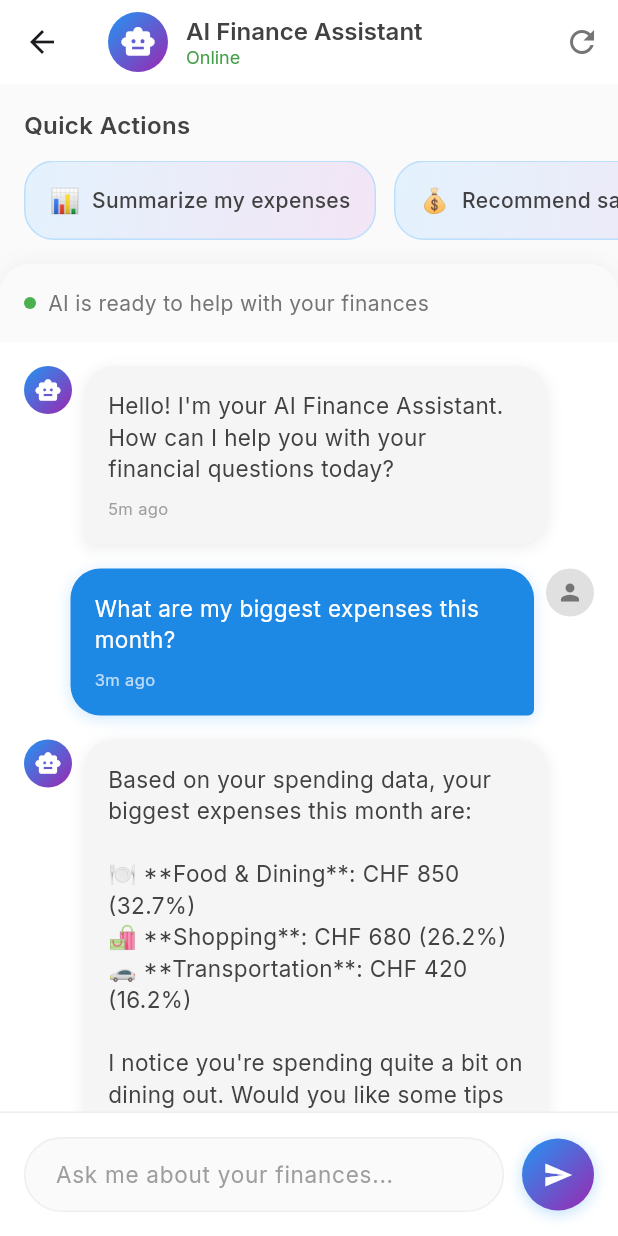
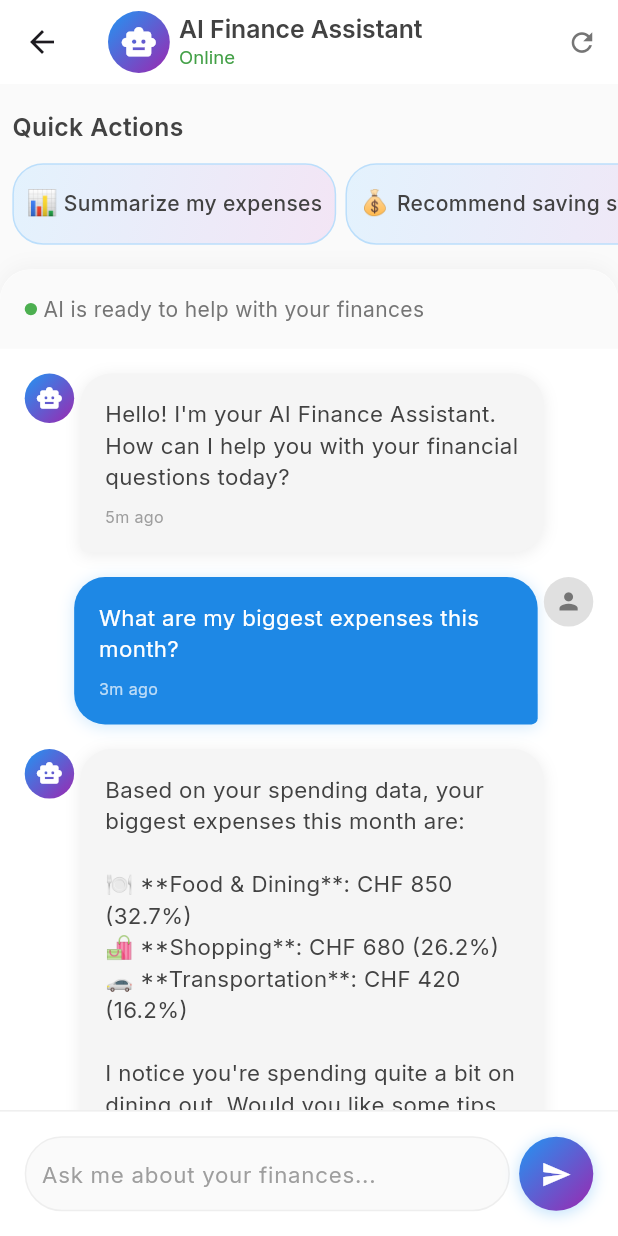
Before and after one commit to aalia61204/start-hack, a Flutter app: the screen it shows after launch, item 2 of the bottom bar chosen, after a tap on the "chat" icon, on a phone screen of 412 x 824 dp. Run offline on Flutter 3.47's test engine with Material 3 defaults, Android fonts, the phone set to English and light mode, and no system bars; our stand-ins replace google_fonts, pie_chart, responsive_sizer; accounts and stored records are empty; network calls fail.

Commit message:
feat(profile): changes in responsivness

```diff
--- a/lib/pages/ai_chat_page.dart
+++ b/lib/pages/ai_chat_page.dart
@@ -1,5 +1,6 @@
 import 'package:flutter/material.dart';
 import 'package:google_fonts/google_fonts.dart';
+import 'package:responsive_sizer/responsive_sizer.dart';
 import '../features/ai_chat/ai_chat_models.dart';
 
 class AiChatPage extends StatefulWidget {
@@ -36,30 +37,30 @@
         title: Row(
           children: [
             Container(
-              width: 40,
-              height: 40,
+              width: 5.h,
+              height: 5.h,
               decoration: BoxDecoration(
                 gradient: const LinearGradient(
                   colors: [Colors.blue, Colors.purple],
                   begin: Alignment.topLeft,
                   end: Alignment.bottomRight,
                 ),
-                borderRadius: BorderRadius.circular(20),
+                borderRadius: BorderRadius.circular(2.5.h),
               ),
-              child: const Icon(
+              child: Icon(
                 Icons.smart_toy,
                 color: Colors.white,
-                size: 24,
+                size: 3.h,
               ),
             ),
-            const SizedBox(width: 12),
+            SizedBox(width: 1.5.w),
             Column(
               crossAxisAlignment: CrossAxisAlignment.start,
               children: [
                 Text(
                   'AI Finance Assistant',
                   style: GoogleFonts.inter(
-                    fontSize: 16,
+                    fontSize: 2.h,
                     fontWeight: FontWeight.w600,
                     color: Colors.grey[800],
                   ),
@@ -67,7 +68,7 @@
                 Text(
                   'Online',
                   style: GoogleFonts.inter(
-                    fontSize: 12,
+                    fontSize: 1.5.h,
                     color: Colors.green[600],
                   ),
                 ),
@@ -87,6 +88,7 @@
             icon: Icon(
               Icons.refresh,
               color: Colors.grey[600],
+              size: 2.5.h,
             ),
           ),
         ],
@@ -117,29 +119,29 @@
                 children: [
                   // Chat Header
                   Container(
-                    padding: const EdgeInsets.all(16),
+                    padding: EdgeInsets.all(2.h),
                     decoration: BoxDecoration(
                       color: Colors.grey[50],
-                      borderRadius: const BorderRadius.only(
-                        topLeft: Radius.circular(20),
-                        topRight: Radius.circular(20),
+                      borderRadius: BorderRadius.only(
+                        topLeft: Radius.circular(2.5.h),
+                        topRight: Radius.circular(2.5.h),
                       ),
                     ),
                     child: Row(
                       children: [
                         Container(
-                          width: 8,
-                          height: 8,
+                          width: 1.h,
+                          height: 1.h,
                           decoration: const BoxDecoration(
                             color: Colors.green,
                             shape: BoxShape.circle,
                           ),
                         ),
-                        const SizedBox(width: 8),
+                        SizedBox(width: 1.w),
                         Text(
                           'AI is ready to help with your finances',
                           style: GoogleFonts.inter(
-                            fontSize: 14,
+                            fontSize: 1.7.h,
                             color: Colors.grey[600],
                           ),
                         ),
@@ -151,7 +153,7 @@
                   Expanded(
                     child: ListView.builder(
                       controller: _scrollController,
-                      padding: const EdgeInsets.all(16),
+                      padding: EdgeInsets.all(2.h),
                       itemCount: _chatData.messages.length + (_isTyping ? 1 : 0),
                       itemBuilder: (context, index) {
                         if (index == _chatData.messages.length && _isTyping) {
@@ -175,27 +177,27 @@
 
   Widget _buildSuggestionChips() {
     return Container(
-      height: 120,
-      padding: const EdgeInsets.symmetric(vertical: 16),
+      height: 15.h,
+      padding: EdgeInsets.symmetric(vertical: 2.h),
       child: Column(
         crossAxisAlignment: CrossAxisAlignment.start,
         children: [
           Padding(
-            padding: const EdgeInsets.symmetric(horizontal: 16),
+            padding: EdgeInsets.symmetric(horizontal: 2.w),
             child: Text(
               'Quick Actions',
               style: GoogleFonts.inter(
-                fontSize: 16,
+                fontSize: 2.h,
                 fontWeight: FontWeight.w600,
                 color: Colors.grey[800],
               ),
             ),
           ),
-          const SizedBox(height: 12),
+          SizedBox(height: 1.5.h),
           Expanded(
             child: ListView.builder(
               scrollDirection: Axis.horizontal,
-              padding: const EdgeInsets.symmetric(horizontal: 16),
+              padding: EdgeInsets.symmetric(horizontal: 2.w),
               itemCount: _chatData.suggestions.length,
               itemBuilder: (context, index) {
                 final suggestion = _chatData.suggestions[index];
@@ -210,19 +212,19 @@
 
   Widget _buildSuggestionChip(SuggestionChip suggestion) {
     return Container(
-      margin: const EdgeInsets.only(right: 12),
+      margin: EdgeInsets.only(right: 1.5.w),
       child: InkWell(
         onTap: () => _sendSuggestionMessage(suggestion.text),
-        borderRadius: BorderRadius.circular(20),
+        borderRadius: BorderRadius.circular(2.5.h),
         child: Container(
-          padding: const EdgeInsets.symmetric(horizontal: 16, vertical: 10),
+          padding: EdgeInsets.symmetric(horizontal: 2.w, vertical: 1.2.h),
           decoration: BoxDecoration(
             gradient: LinearGradient(
               colors: [Colors.blue[50]!, Colors.purple[50]!],
               begin: Alignment.topLeft,
               end: Alignment.bottomRight,
             ),
-            borderRadius: BorderRadius.circular(20),
+            borderRadius: BorderRadius.circular(2.5.h),
             border: Border.all(color: Colors.blue[100]!),
           ),
           child: Row(
@@ -230,13 +232,13 @@
             children: [
               Text(
                 suggestion.icon,
-                style: const TextStyle(fontSize: 16),
+                style: TextStyle(fontSize: 2.h),
               ),
-              const SizedBox(width: 8),
+              SizedBox(width: 1.w),
               Text(
                 suggestion.text,
                 style: GoogleFonts.inter(
-                  fontSize: 14,
+                  fontSize: 1.7.h,
                   fontWeight: FontWeight.w500,
                   color: Colors.grey[800],
                 ),
@@ -252,51 +254,51 @@
     final isUser = message.type == MessageType.user;
 
     return Container(
-      margin: const EdgeInsets.only(bottom: 16),
+      margin: EdgeInsets.only(bottom: 2.h),
       child: Row(
         mainAxisAlignment: isUser ? MainAxisAlignment.end : MainAxisAlignment.start,
         crossAxisAlignment: CrossAxisAlignment.start,
         children: [
           if (!isUser) ...[
             Container(
-              width: 32,
-              height: 32,
+              width: 4.h,
+              height: 4.h,
               decoration: BoxDecoration(
                 gradient: const LinearGradient(
                   colors: [Colors.blue, Colors.purple],
                   begin: Alignment.topLeft,
                   end: Alignment.bottomRight,
                 ),
-                borderRadius: BorderRadius.circular(16),
+                borderRadius: BorderRadius.circular(2.h),
               ),
-              child: const Icon(
+              child: Icon(
                 Icons.smart_toy,
                 color: Colors.white,
-                size: 18,
+                size: 2.2.h,
               ),
             ),
-            const SizedBox(width: 8),
+            SizedBox(width: 1.w),
           ],
 
           Flexible(
             child: Container(
               constraints: BoxConstraints(
-                maxWidth: MediaQuery.of(context).size.width * 0.75,
+                maxWidth: 75.w,
               ),
-              padding: const EdgeInsets.all(16),
+              padding: EdgeInsets.all(2.h),
               decoration: BoxDecoration(
                 color: isUser ? Colors.blue[600] : Colors.grey[100],
                 borderRadius: BorderRadius.only(
-                  topLeft: const Radius.circular(20),
-                  topRight: const Radius.circular(20),
-                  bottomLeft: Radius.circular(isUser ? 20 : 4),
-                  bottomRight: Radius.circular(isUser ? 4 : 20),
+                  topLeft: Radius.circular(2.5.h),
+                  topRight: Radius.circular(2.5.h),
+                  bottomLeft: Radius.circular(isUser ? 2.5.h : 0.5.h),
+                  bottomRight: Radius.circular(isUser ? 0.5.h : 2.5.h),
                 ),
                 boxShadow: [
                   BoxShadow(
                     color: (isUser ? Colors.blue : Colors.grey).withOpacity(0.2),
-                    blurRadius: 8,
-                    offset: const Offset(0, 2),
+                    blurRadius: 1.h,
+                    offset: Offset(0, 0.2.h),
                   ),
                 ],
               ),
@@ -306,16 +308,16 @@
                   Text(
                     message.content,
                     style: GoogleFonts.inter(
-                      fontSize: 15,
+                      fontSize: 1.8.h,
                       color: isUser ? Colors.white : Colors.grey[800],
                       height: 1.4,
                     ),
                   ),
-                  const SizedBox(height: 8),
+                  SizedBox(height: 1.h),
                   Text(
                     _formatTime(message.timestamp),
                     style: GoogleFonts.inter(
-                      fontSize: 11,
+                      fontSize: 1.3.h,
                       color: isUser ? Colors.white70 : Colors.grey[500],
                     ),
                   ),
@@ -325,18 +327,18 @@
           ),
 
           if (isUser) ...[
-            const SizedBox(width: 8),
+            SizedBox(width: 1.w),
             Container(
-              width: 32,
-              height: 32,
+              width: 4.h,
+              height: 4.h,
               decoration: BoxDecoration(
                 color: Colors.grey[300],
-                borderRadius: BorderRadius.circular(16),
+                borderRadius: BorderRadius.circular(2.h),
               ),
               child: Icon(
                 Icons.person,
                 color: Colors.grey[600],
-                size: 18,
+                size: 2.2.h,
               ),
             ),
           ],
@@ -347,40 +349,40 @@
 
   Widget _buildTypingIndicator() {
     return Container(
-      margin: const EdgeInsets.only(bottom: 16),
+      margin: EdgeInsets.only(bottom: 2.h),
       child: Row(
         children: [
           Container(
-            width: 32,
-            height: 32,
+            width: 4.h,
+            height: 4.h,
             decoration: BoxDecoration(
               gradient: const LinearGradient(
                 colors: [Colors.blue, Colors.purple],
                 begin: Alignment.topLeft,
                 end: Alignment.bottomRight,
               ),
-              borderRadius: BorderRadius.circular(16),
+              borderRadius: BorderRadius.circular(2.h),
             ),
-            child: const Icon(
+            child: Icon(
               Icons.smart_toy,
               color: Colors.white,
-              size: 18,
+              size: 2.2.h,
             ),
           ),
-          const SizedBox(width: 8),
+          SizedBox(width: 1.w),
           Container(
-            padding: const EdgeInsets.all(16),
+            padding: EdgeInsets.all(2.h),
             decoration: BoxDecoration(
               color: Colors.grey[100],
-              borderRadius: BorderRadius.circular(20),
+              borderRadius: BorderRadius.circular(2.5.h),
             ),
             child: Row(
               mainAxisSize: MainAxisSize.min,
               children: [
                 _buildTypingDot(0),
-                const SizedBox(width: 4),
+                SizedBox(width: 0.5.w),
                 _buildTypingDot(1),
-                const SizedBox(width: 4),
+                SizedBox(width: 0.5.w),
                 _buildTypingDot(2),
               ],
             ),
@@ -396,8 +398,8 @@
       duration: const Duration(milliseconds: 600),
       builder: (context, value, child) {
         return Container(
-          width: 8,
-          height: 8,
+          width: 1.h,
+          height: 1.h,
           decoration: BoxDecoration(
             color: Colors.grey[400]?.withOpacity(0.3 + (value * 0.7)),
             shape: BoxShape.circle,
@@ -409,7 +411,7 @@
 
   Widget _buildMessageInput() {
     return Container(
-      padding: const EdgeInsets.all(16),
+      padding: EdgeInsets.all(2.h),
       decoration: BoxDecoration(
         color: Colors.white,
         border: Border(
@@ -422,7 +424,7 @@
             child: Container(
               decoration: BoxDecoration(
                 color: Colors.grey[50],
-                borderRadius: BorderRadius.circular(25),
+                borderRadius: BorderRadius.circular(3.h),
                 border: Border.all(color: Colors.grey[200]!),
               ),
               child: TextField(
@@ -431,45 +433,45 @@
                   hintText: 'Ask me about your finances...',
                   hintStyle: GoogleFonts.inter(
                     color: Colors.grey[500],
-                    fontSize: 15,
+                    fontSize: 1.8.h,
                   ),
                   border: InputBorder.none,
-                  contentPadding: const EdgeInsets.symmetric(
-                    horizontal: 20,
-                    vertical: 12,
+                  contentPadding: EdgeInsets.symmetric(
+                    horizontal: 2.5.w,
+                    vertical: 1.5.h,
                   ),
                 ),
-                style: GoogleFonts.inter(fontSize: 15),
+                style: GoogleFonts.inter(fontSize: 1.8.h),
                 maxLines: null,
                 onSubmitted: (value) => _sendMessage(),
               ),
             ),
           ),
-          const SizedBox(width: 12),
+          SizedBox(width: 1.5.w),
           Container(
-            width: 48,
-            height: 48,
+            width: 6.h,
+            height: 6.h,
             decoration: BoxDecoration(
               gradient: const LinearGradient(
                 colors: [Colors.blue, Colors.purple],
                 begin: Alignment.topLeft,
                 end: Alignment.bottomRight,
               ),
-              borderRadius: BorderRadius.circular(24),
+              borderRadius: BorderRadius.circular(3.h),
               boxShadow: [
                 BoxShadow(
                   color: Colors.blue.withOpacity(0.3),
-                  blurRadius: 8,
-                  offset: const Offset(0, 2),
+                  blurRadius: 1.h,
+                  offset: Offset(0, 0.2.h),
                 ),
               ],
             ),
             child: IconButton(
               onPressed: _sendMessage,
-              icon: const Icon(
+              icon: Icon(
                 Icons.send,
                 color: Colors.white,
-                size: 20,
+                size: 2.5.h,
               ),
             ),
           ),
--- a/lib/pages/home_page.dart
+++ b/lib/pages/home_page.dart
@@ -1,5 +1,6 @@
 import 'package:ai_finance_manager/constants/themes.dart';
 import 'package:flutter/material.dart';
+import 'package:google_fonts/google_fonts.dart';
 import 'package:responsive_sizer/responsive_sizer.dart';
 
 class HomePage extends StatefulWidget {
@@ -31,22 +32,36 @@
 
   topProfile() {
     return Padding(
-      padding: const EdgeInsets.all(10.0),
+      padding: EdgeInsets.all(1.2.h),
       child: Row(
         mainAxisAlignment: MainAxisAlignment.spaceBetween,
         children: [
           Row(
             children: [
               CircleAvatar(
-                radius: 20,
+                radius: 2.5.h,
               ),
               SizedBox(
-                width: 15,
+                width: 2.w,
               ),
-              Text("Rahim Berdiev"),
+              Text(
+                "Rahim Berdiev",
+                style: GoogleFonts.inter(
+                  fontSize: 2.2.h,
+                  fontWeight: FontWeight.w600,
+                  color: Colors.grey[800],
+                ),
+              ),
             ],
           ),
-          IconButton(onPressed: () {}, icon: Icon(Icons.notifications))
+          IconButton(
+            onPressed: () {},
+            icon: Icon(
+              Icons.notifications,
+              size: 2.8.h,
+              color: Colors.grey[600],
+            ),
+          )
         ],
       ),
     );
@@ -54,55 +69,108 @@
 
   balanceCard() {
     return Padding(
-      padding: const EdgeInsets.all(10.0),
+      padding: EdgeInsets.all(1.2.h),
       child: Column(
         crossAxisAlignment: CrossAxisAlignment.start,
         children: [
-          Text("Balance", style: titlestyle,),
-          Text("\$2402.10", style: lighttitlestyle.copyWith(fontSize: 22.sp, color: primaryClr),),
+          Text(
+            "Balance",
+            style: GoogleFonts.inter(
+              fontSize: 2.5.h,
+              fontWeight: FontWeight.w600,
+              color: Colors.grey[800],
+            ),
+          ),
+          SizedBox(height: 1.h),
+          Text(
+            "CHF 2,402.10",
+            style: GoogleFonts.inter(
+              fontSize: 3.5.h,
+              fontWeight: FontWeight.bold,
+              color: primaryClr,
+            ),
+          ),
         ],
       ),
     );
   }
 
   transactionHistoryCard() {
-    return SizedBox(
-      height: 50.sp,
+    return Container(
+      height: 18.h,
+      padding: EdgeInsets.symmetric(horizontal: 1.2.h),
+      child: Column(
+        crossAxisAlignment: CrossAxisAlignment.start,
+        children: [
+          Text(
+            "Recent Transactions",
+            style: GoogleFonts.inter(
+              fontSize: 2.5.h,
+              fontWeight: FontWeight.w600,
+              color: Colors.grey[800],
+            ),
+          ),
+          SizedBox(height: 1.5.h),
+          Expanded(
             child: ListView.builder(
               itemCount: 5,
               shrinkWrap: true,
               scrollDirection: Axis.horizontal,
               itemBuilder: (context, index) {
                 return Container(
-            width: 50.sp,
-            height: 50.sp,
-            padding: EdgeInsets.all(15.sp),
-            margin: EdgeInsets.only(right: 10.sp),
+                  width: 12.h,
+                  height: 12.h,
+                  padding: EdgeInsets.all(1.8.h),
+                  margin: EdgeInsets.only(right: 1.5.w),
                   decoration: BoxDecoration(
-              borderRadius: BorderRadius.circular(10.sp),
+                    borderRadius: BorderRadius.circular(1.5.h),
                     color: Colors.white,
+                    boxShadow: [
+                      BoxShadow(
+                        color: Colors.grey.withOpacity(0.1),
+                        blurRadius: 0.5.h,
+                        offset: Offset(0, 0.2.h),
+                      ),
+                    ],
                   ),
                   child: Column(
                     crossAxisAlignment: CrossAxisAlignment.start,
                     children: [
                       Container(
-                  padding: EdgeInsets.all(10.sp),
+                        padding: EdgeInsets.all(1.2.h),
                         decoration: BoxDecoration(
-                    borderRadius: BorderRadius.circular(12.sp),
+                          borderRadius: BorderRadius.circular(1.5.h),
                           color: primaryClr.withAlpha(150)
                         ),
-                  child: Icon(Icons.food_bank_outlined, color: Colors.white,)
+                        child: Icon(
+                          Icons.food_bank_outlined,
+                          color: Colors.white,
+                          size: 2.5.h,
                         ),
-                SizedBox(
-                  height: 20.sp,
                       ),
-                Text("\$20.25", style: lighttitlestyle,),
-                Text("Uber Eats", style: lighttitlestyle,),
+                      SizedBox(height: 1.5.h),
+                      Text(
+                        "CHF 20.25",
+                        style: GoogleFonts.inter(
+                          fontSize: 1.8.h,
+                          fontWeight: FontWeight.w600,
+                          color: Colors.grey[800],
+                        ),
+                      ),
+                      Text(
+                        "Uber Eats",
+                        style: GoogleFonts.inter(
+                          fontSize: 1.4.h,
+                          color: Colors.grey[600],
+                        ),
+                      ),
                     ],
                   ),
                 );
               },
-        itemExtent: 50.sp,
+            ),
+          ),
+        ],
       ),
     );
   }
```
Also changed, not shown: lib/pages/analytics_page.dart (+88 -87 lines). Lines whose indentation alone changed are shown as unchanged.
